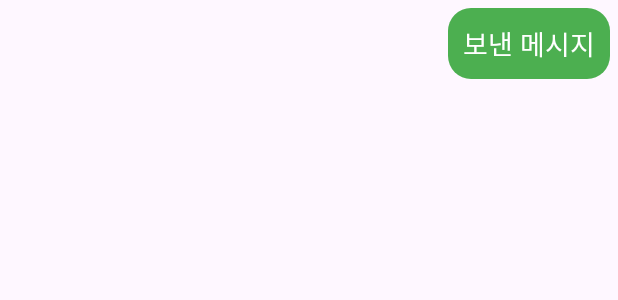
After one commit to SIHYEONCHEON/chatapplication, an Android app: the layout send.xml on its own in the app's theme, with its tools: preview values and no code run, on a phone screen of 412 x 824 dp. The commit adds this screen. Shown: the top 300 px of the screen. Run offline under Robolectric (Android 15) with nearby library versions, the phone set to English and light mode, and no system bars.

Commit message:
[안드로이드 코틀린] 채팅앱 만드는 방법 part9 - 메시지 가져오기

```diff
--- /dev/null
+++ b/app/src/main/res/layout/send.xml
@@ -0,0 +1,18 @@
+<?xml version="1.0" encoding="utf-8"?>
+<RelativeLayout xmlns:android="http://schemas.android.com/apk/res/android"
+    android:layout_width="match_parent"
+    android:layout_height="match_parent">
+
+    <TextView
+        android:id="@+id/send_message_text"
+        android:layout_width="wrap_content"
+        android:layout_height="wrap_content"
+        android:layout_alignParentEnd="true"
+        android:layout_margin="5dp"
+        android:background="@drawable/btn_background"
+        android:padding="10dp"
+        android:text="보낸 메시지"
+        android:textColor="@android:color/white"
+        android:textSize="18sp" />
+
+</RelativeLayout>
```
Also changed, not shown: app/src/main/AndroidManifest.xml (+4 -3 lines), app/src/main/java/com/example/chatapplication/ChatActivity.kt (+38 -1 lines), app/src/main/java/com/example/chatapplication/MessageAdapter.kt (added, +66 -0 lines), app/src/main/res/layout/receive.xml (added, +17 -0 lines).
